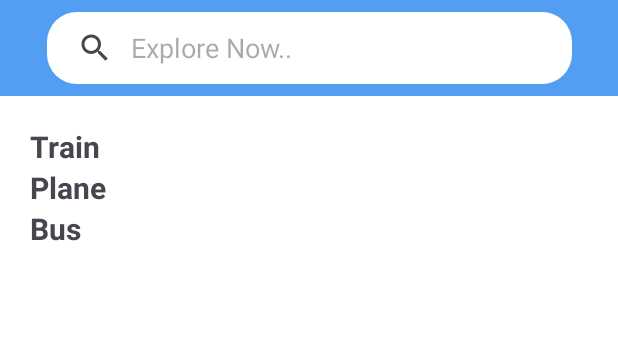
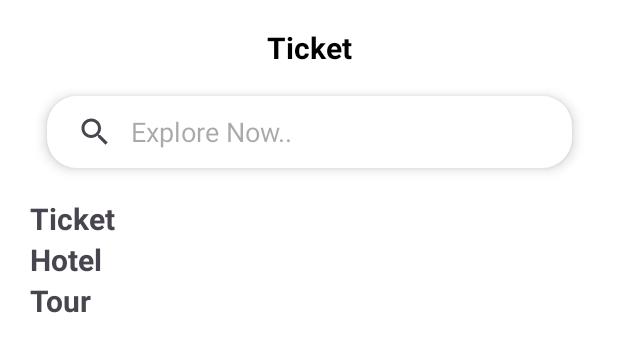
Before and after one commit to KeiichiAoyama/EZGO, an Android app: the layout activity_order.xml on its own in the app's theme, with its tools: preview values and no code run, on a phone screen of 412 x 824 dp. Shown: the top 352 px of the screen. Run offline under Robolectric (Android 15) with nearby library versions, the phone set to English and light mode, and no system bars.

Commit message:
Update 27 Nov 23

```diff
--- a/Project/app/src/main/java/com/example/project/MainActivity.java
+++ b/Project/app/src/main/java/com/example/project/MainActivity.java
@@ -4,6 +4,7 @@ import androidx.appcompat.app.AppCompatActivity;
 
 import android.os.Bundle;
 import android.view.View;
+import android.view.WindowManager;
 import android.view.animation.Animation;
 import android.view.animation.ScaleAnimation;
 import android.widget.ImageView;
@@ -16,6 +17,7 @@ public class MainActivity extends AppCompatActivity {
     @Override
     protected void onCreate(Bundle savedInstanceState) {
         super.onCreate(savedInstanceState);
+ //       getWindow().setFlags(WindowManager.LayoutParams.FLAG_LAYOUT_NO_LIMITS, WindowManager.LayoutParams.FLAG_LAYOUT_NO_LIMITS);
         setContentView(R.layout.activity_main);
 
         final LinearLayout layoutHome = findViewById(R.id.layoutHome);
--- a/Project/app/src/main/res/layout/activity_home.xml
+++ b/Project/app/src/main/res/layout/activity_home.xml
@@ -24,7 +24,7 @@
                 android:id="@+id/imageView"
                 android:layout_width="match_parent"
                 android:layout_height="270dp"
-                android:background="@drawable/hero_1"
+                android:background="@drawable/hero"
                 android:contentDescription="@string/bg"
                 app:layout_constraintEnd_toEndOf="parent"
                 app:layout_constraintStart_toStartOf="parent"
--- a/Project/app/src/main/res/layout/activity_order.xml
+++ b/Project/app/src/main/res/layout/activity_order.xml
@@ -11,10 +11,19 @@
         android:id="@+id/toolbar"
         android:layout_width="match_parent"
         android:layout_height="wrap_content"
-        android:background="@color/blue"
+        android:background="@color/white"
         app:layout_constraintEnd_toEndOf="parent"
         app:layout_constraintStart_toStartOf="parent"
         app:layout_constraintTop_toTopOf="parent">
+        <TextView
+            android:layout_gravity="center"
+            android:textStyle="bold"
+            android:textSize="20sp"
+            android:textColor="@color/black"
+            android:text="@string/ticket"
+            android:layout_width="wrap_content"
+            android:layout_height="wrap_content"/>
+    </androidx.appcompat.widget.Toolbar>
 
     <androidx.appcompat.widget.SearchView
         android:id="@+id/SearchBar"
@@ -23,15 +32,18 @@
         android:layout_gravity="center"
         android:background="@drawable/roundmain"
         app:iconifiedByDefault="false"
+        android:elevation="5dp"
+        app:layout_constraintEnd_toEndOf="parent"
+        app:layout_constraintStart_toStartOf="parent"
+        app:layout_constraintTop_toBottomOf="@+id/toolbar"
         app:queryBackground="@android:color/transparent"
         app:queryHint="Explore Now.." />
-    </androidx.appcompat.widget.Toolbar>
 
     <ScrollView
         android:layout_width="match_parent"
         android:layout_height="wrap_content"
         android:scrollbars="none"
-        app:layout_constraintTop_toBottomOf="@+id/toolbar">
+        app:layout_constraintTop_toBottomOf="@+id/SearchBar">
 
         <LinearLayout
             android:layout_width="match_parent"
@@ -39,49 +51,49 @@
             android:layout_marginVertical="20dp"
             android:gravity="center"
             android:orientation="vertical">
-            <!--TRAIN-->
+            <!--Ticket-->
             <TextView
                 android:layout_width="match_parent"
                 android:layout_height="wrap_content"
                 android:paddingHorizontal="20dp"
-                android:text="@string/kereta"
+                android:text="@string/ticket"
                 android:textSize="20sp"
                 android:textStyle="bold" />
 
             <androidx.recyclerview.widget.RecyclerView
-                android:id="@+id/orderTrain"
+                android:id="@+id/hist_orderTicket"
                 android:layout_width="wrap_content"
                 android:layout_height="wrap_content"
                 app:layout_constraintEnd_toEndOf="parent"
                 app:layout_constraintStart_toStartOf="parent"
                 app:layout_constraintTop_toBottomOf="@+id/toolbar" />
-            <!--PLANE-->
+            <!--Hotel-->
             <TextView
                 android:layout_width="match_parent"
                 android:layout_height="wrap_content"
                 android:paddingHorizontal="20dp"
-                android:text="@string/pesawat"
+                android:text="@string/hotel"
                 android:textSize="20sp"
                 android:textStyle="bold" />
 
             <androidx.recyclerview.widget.RecyclerView
-                android:id="@+id/orderPlane"
+                android:id="@+id/hist_orderHotel"
                 android:layout_width="wrap_content"
                 android:layout_height="wrap_content"
                 app:layout_constraintEnd_toEndOf="parent"
                 app:layout_constraintStart_toStartOf="parent"
                 app:layout_constraintTop_toBottomOf="@+id/toolbar" />
-            <!--BUS-->
+            <!--Tour-->
             <TextView
                 android:layout_width="match_parent"
                 android:layout_height="wrap_content"
                 android:paddingHorizontal="20dp"
-                android:text="@string/bus"
+                android:text="@string/tour"
                 android:textSize="20sp"
                 android:textStyle="bold" />
 
             <androidx.recyclerview.widget.RecyclerView
-                android:id="@+id/orderBus"
+                android:id="@+id/hist_orderTour"
                 android:layout_width="wrap_content"
                 android:layout_height="wrap_content"
                 app:layout_constraintEnd_toEndOf="parent"
--- a/Project/app/src/main/res/layout/activity_ticket_detail.xml
+++ b/Project/app/src/main/res/layout/activity_ticket_detail.xml
@@ -124,7 +124,7 @@
                 android:layout_gravity="center"
                 android:layout_marginHorizontal="10dp"
                 android:text="13.00"
-                app:drawableTopCompat="@drawable/take_off" />
+                app:drawableTopCompat="@drawable/baseline_location_on_24" />
 
             <LinearLayout
                 android:layout_width="wrap_content"
@@ -161,7 +161,7 @@
                 android:layout_gravity="center"
                 android:layout_marginHorizontal="10dp"
                 android:text="14.15"
-                app:drawableTopCompat="@drawable/landing" />
+                app:drawableTopCompat="@drawable/outline_location_on_24" />
 
         </LinearLayout>
 
--- a/Project/app/src/main/res/values/colors.xml
+++ b/Project/app/src/main/res/values/colors.xml
@@ -8,4 +8,5 @@
     <color name="darkblue">#0B4F9E</color>
     <color name="yellow">#ffcd3c</color>
 
+    <color name="statusBarColor">#FF4081</color>
 </resources>
--- a/Project/app/src/main/res/values/strings.xml
+++ b/Project/app/src/main/res/values/strings.xml
@@ -121,5 +121,7 @@
     <string name="explore_now">Explore Now...</string>
     <string name="ticket_type">Ticket Type</string>
     <string name="arrow">arrow</string>
+    <string name="logo">logo</string>
+    <string name="line2">line2</string>
 
 </resources>
--- a/Project/app/src/main/res/values/styles.xml
+++ b/Project/app/src/main/res/values/styles.xml
@@ -8,5 +8,4 @@
     <style name="AppTheme.FullScreen" parent="Theme.AppCompat.Light.NoActionBar">
         <item name="android:windowFullscreen">true</item>
     </style>
-
 </resources>
```
Also changed, not shown: Project/app/src/main/res/layout/activity_explore.xml (+25 -11 lines), Project/app/src/main/res/layout/card_ticket.xml (+25 -46 lines), Project/app/src/main/res/values/themes.xml (+7 -1 lines). Lines whose indentation alone changed are shown as unchanged.
